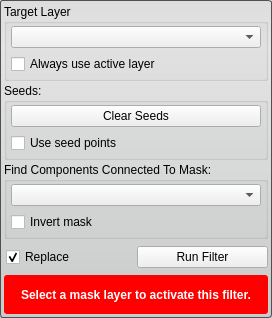
Qt form Interface/ToolInterface/ConnectedComponentFilterInterface.ui (jessdtate/Seg3D) before a commit.
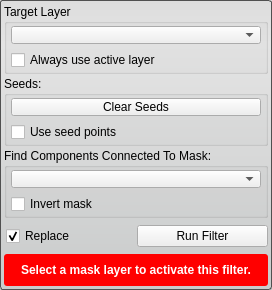
The same form after that commit. Custom widgets are drawn as their Qt base class.

Commit message: updates to the Cmake files to remove warnings on Externals updated the SingleTargetTool so that it can handle setting the validity properly for tools and filters that have more than one required combobox. updated all the tool and filter UI's

What changed in the file:
```diff
--- a/Interface/ToolInterface/ConnectedComponentFilterInterface.ui
+++ b/Interface/ToolInterface/ConnectedComponentFilterInterface.ui
@@ -7,7 +7,7 @@
     <x>0</x>
     <y>0</y>
     <width>272</width>
-    <height>318</height>
+    <height>290</height>
    </rect>
   </property>
   <property name="sizePolicy">
@@ -35,6 +35,18 @@
    </property>
    <item>
     <widget class="QGroupBox" name="target_groupbox_">
+     <property name="minimumSize">
+      <size>
+       <width>0</width>
+       <height>70</height>
+      </size>
+     </property>
+     <property name="maximumSize">
+      <size>
+       <width>16777215</width>
+       <height>70</height>
+      </size>
+     </property>
      <property name="title">
       <string>Target Layer</string>
      </property>
@@ -91,6 +103,18 @@
    </item>
    <item>
     <widget class="QGroupBox" name="groupBox">
+     <property name="minimumSize">
+      <size>
+       <width>0</width>
+       <height>70</height>
+      </size>
+     </property>
+     <property name="maximumSize">
+      <size>
+       <width>16777215</width>
+       <height>70</height>
+      </size>
+     </property>
      <property name="title">
       <string>Seeds:</string>
      </property>
@@ -153,6 +177,18 @@
    </item>
    <item>
     <widget class="QGroupBox" name="connected_to_mask_groupbox_">
+     <property name="minimumSize">
+      <size>
+       <width>0</width>
+       <height>70</height>
+      </size>
+     </property>
+     <property name="maximumSize">
+      <size>
+       <width>16777215</width>
+       <height>70</height>
+      </size>
+     </property>
      <property name="title">
       <string>Find Components Connected To Mask:</string>
      </property>
@@ -271,6 +307,12 @@
        <height>32</height>
       </size>
      </property>
+     <property name="maximumSize">
+      <size>
+       <width>16777215</width>
+       <height>32</height>
+      </size>
+     </property>
      <property name="styleSheet">
       <string notr="true">QLabel#message_{
 	color: white;
```
The commit also changes 34 other files.
